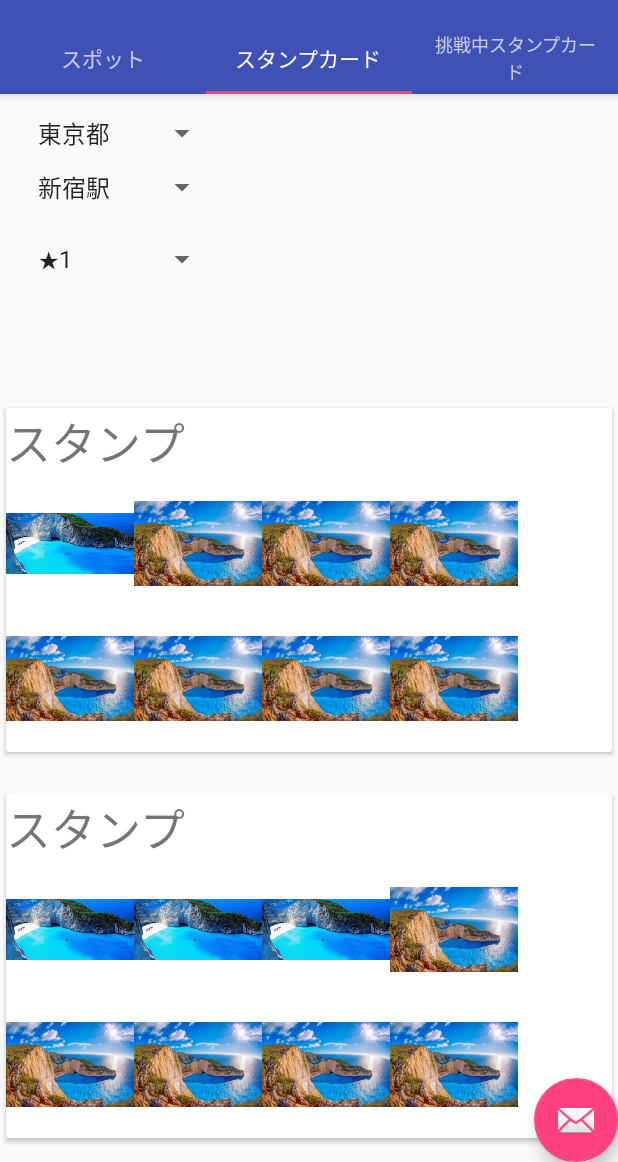
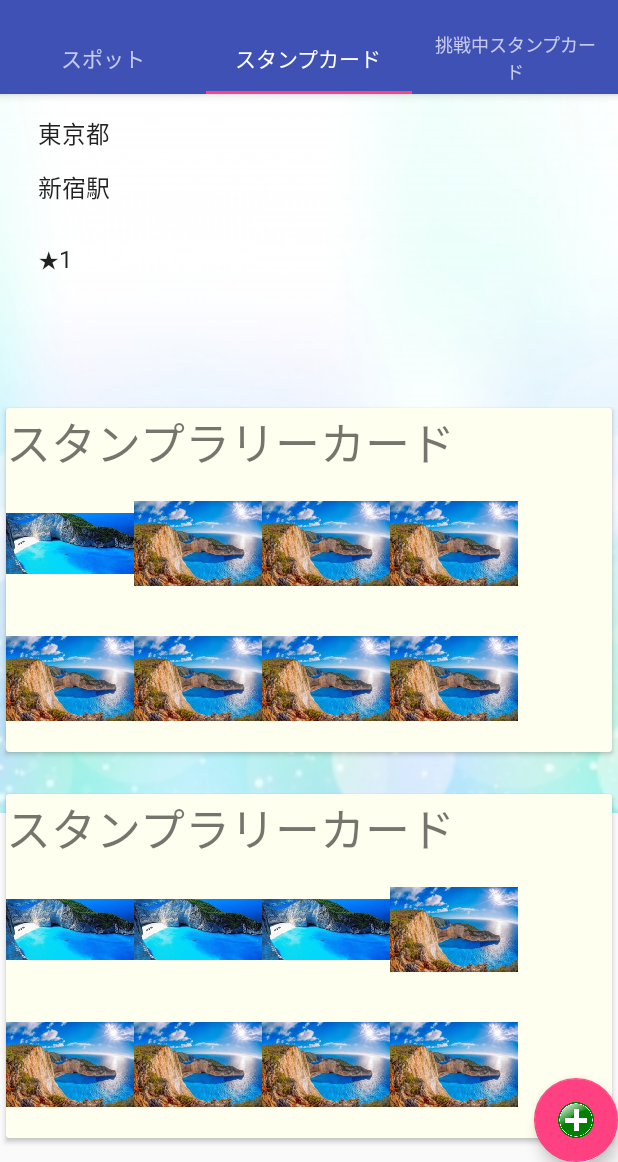
Before and after one commit to h-matsuo/hackathon_2017_colopl, an Android app: the screen it shows after launch (MainActivity), tab 2 chosen, on a phone screen of 412 x 824 dp, the part 74-1236 px from its top. Run offline under Robolectric (Android 15) with nearby library versions, the phone set to English and light mode, and no system bars.

Commit message:
UIの途中経過です

```diff
--- a/MyApplication/app/src/main/java/com/example/stamprally/Placeholder2Fragment.java
+++ b/MyApplication/app/src/main/java/com/example/stamprally/Placeholder2Fragment.java
@@ -101,7 +101,7 @@
         for(int i=0;i<10;i++){
 
             int num=random.nextInt(5)+1;
-            StampCard stampCard=new StampCard("スタンプ",num,t,"村人B","山のスポットを集めました");
+            StampCard stampCard=new StampCard("スタンプラリーカード",num,t,"村人B","山のスポットを集めました");
             stampCards.add(stampCard);
         }
         return stampCards;
--- a/MyApplication/app/src/main/res/layout/activity_main.xml
+++ b/MyApplication/app/src/main/res/layout/activity_main.xml
@@ -7,6 +7,12 @@
     android:layout_height="match_parent"
     android:fitsSystemWindows="true"
     tools:context="com.example.stamprally.MainActivity">
+
+    <ImageView
+        android:id="@+id/imageView"
+        android:layout_width="match_parent"
+        android:layout_height="599dp"
+        app:srcCompat="@drawable/back" />
 
     <android.support.design.widget.AppBarLayout
         android:id="@+id/appbar"
@@ -45,7 +51,8 @@
         android:layout_width="wrap_content"
         android:layout_height="wrap_content"
         android:layout_gravity="end|bottom"
-        app:srcCompat="@android:drawable/ic_dialog_email" />
+        android:adjustViewBounds="false"
+        android:src="@drawable/plusbutton" />
 
     <!--
 The android gradle plugin version 2.3.0-beta1 is too old, please update to the latest version.
--- a/MyApplication/app/src/main/res/layout/list2_item.xml
+++ b/MyApplication/app/src/main/res/layout/list2_item.xml
@@ -6,15 +6,15 @@
 
     <android.support.v7.widget.CardView
         android:id="@+id/cardView2"
+        ardCornerRadius="30dp"
         android:layout_width="match_parent"
         android:layout_height="wrap_content"
         android:layout_marginBottom="10dp"
         android:layout_marginLeft="1dp"
         android:layout_marginRight="1dp"
         android:layout_marginTop="10dp"
-        app:cardUseCompatPadding="true"
-        ardCornerRadius="30dp"
-        >
+        app:cardBackgroundColor="#FFFFEF"
+        app:cardUseCompatPadding="true">
 
 
         <RelativeLayout
@@ -35,29 +35,29 @@
                 android:id="@+id/image3"
                 android:layout_width="85dp"
                 android:layout_height="90dp"
-                android:src="@drawable/download_1"
                 android:layout_below="@+id/list_item_text2"
+                android:layout_toEndOf="@+id/image2"
                 android:layout_toRightOf="@+id/image2"
-                android:layout_toEndOf="@+id/image2" />
+                android:src="@drawable/download_1" />
 
             <ImageView
                 android:id="@+id/image2"
                 android:layout_width="85dp"
                 android:layout_height="90dp"
-                android:src="@drawable/download_1"
                 android:layout_below="@+id/list_item_text2"
+                android:layout_toEndOf="@+id/image1"
                 android:layout_toRightOf="@+id/image1"
-                android:layout_toEndOf="@+id/image1" />
+                android:src="@drawable/download_1" />
 
             <ImageView
                 android:id="@+id/image4"
                 android:layout_width="85dp"
                 android:layout_height="90dp"
+                android:layout_above="@+id/image7"
+                android:layout_alignEnd="@+id/image8"
+                android:layout_alignRight="@+id/image8"
                 android:layout_toRightOf="@+id/image3"
-                android:src="@drawable/download_1"
-                android:layout_above="@+id/image7"
-                android:layout_alignRight="@+id/image8"
-                android:layout_alignEnd="@+id/image8" />
+                android:src="@drawable/download_1" />
 
             <ImageView
                 android:id="@+id/image5"
@@ -90,10 +90,10 @@
                 android:id="@+id/image8"
                 android:layout_width="85dp"
                 android:layout_height="90dp"
+                android:layout_below="@+id/image3"
                 android:layout_toEndOf="@+id/image3"
                 android:layout_toRightOf="@+id/image3"
-                android:src="@drawable/download_1"
-                android:layout_below="@+id/image3" />
+                android:src="@drawable/download_1" />
 
             <TextView
                 android:id="@+id/list_item_text2"
--- a/MyApplication/app/src/main/res/layout/list_item.xml
+++ b/MyApplication/app/src/main/res/layout/list_item.xml
@@ -6,15 +6,15 @@
 
     <android.support.v7.widget.CardView
         android:id="@+id/cardView"
+        ardCornerRadius="10dp"
         android:layout_width="match_parent"
         android:layout_height="wrap_content"
         android:layout_marginBottom="10dp"
         android:layout_marginLeft="5dp"
         android:layout_marginRight="5dp"
         android:layout_marginTop="10dp"
-        app:cardUseCompatPadding="true"
-        ardCornerRadius="10dp"
-        >
+        app:cardBackgroundColor="#FFFFEF"
+        app:cardUseCompatPadding="true">
 
 
         <LinearLayout
@@ -24,9 +24,9 @@
 
             <ImageView
                 android:id="@+id/imageView"
-                android:src="@drawable/download_1"
                 android:layout_width="100dp"
-                android:layout_height="100dp" />
+                android:layout_height="100dp"
+                android:src="@drawable/download_1" />
 
             <TextView
                 android:id="@+id/list_item_text"
```
Also changed, not shown: MyApplication/app/src/main/res/drawable/back.jpg (added), MyApplication/app/src/main/res/drawable/plusbutton.png (added).
